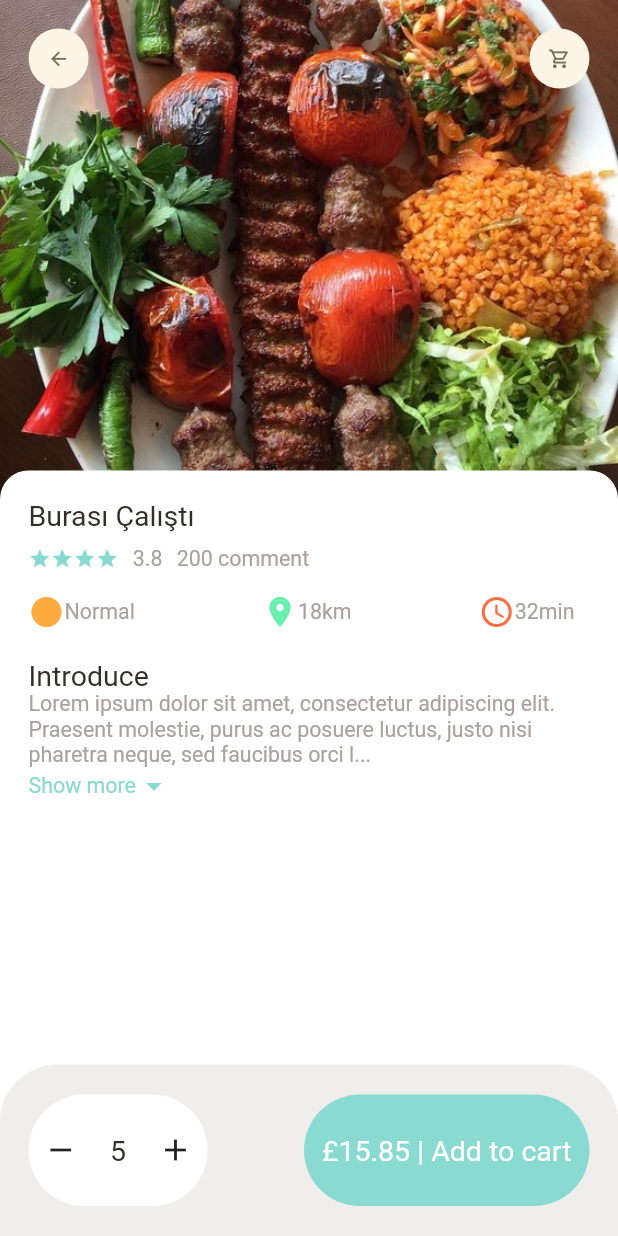
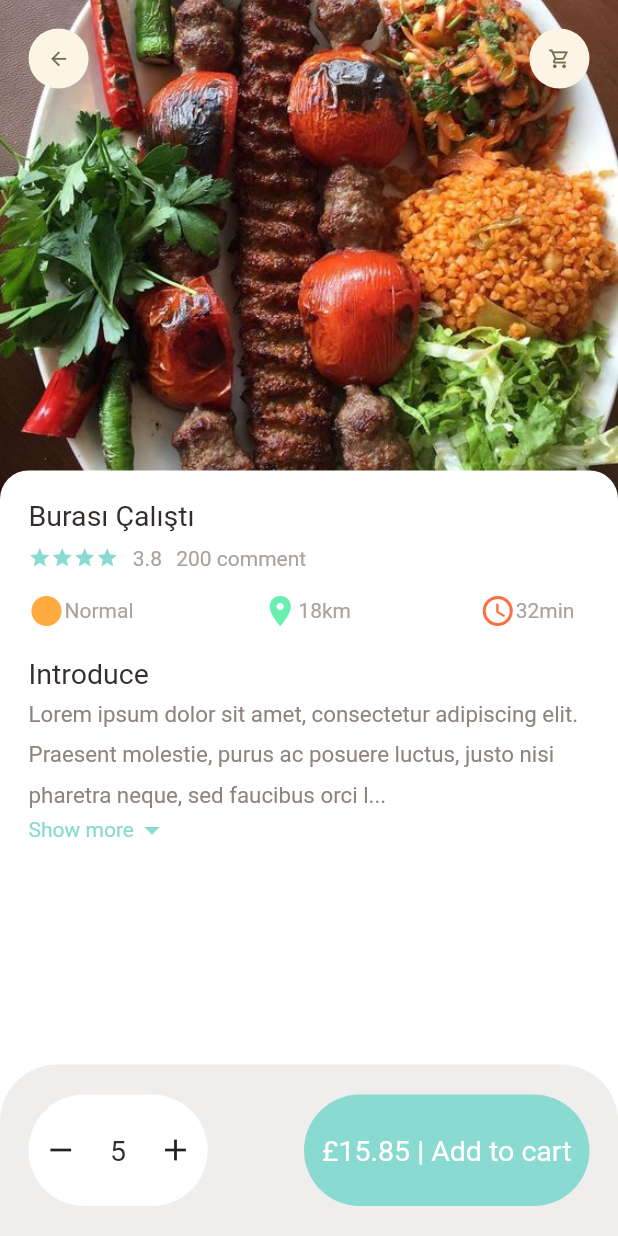
Before and after one commit to muttafa/Flutter-Ecommerce-App, a Flutter app: the screen it shows after launch, on a phone screen of 412 x 824 dp. Run offline on Flutter 3.47's test engine with Material 2 defaults, Android fonts, the phone set to English and light mode, and no system bars; our stand-ins replace dots_indicator, get, google_fonts.

Commit message:
Recommended Food Detail Page Created

```diff
--- /dev/null
+++ b/lib/Pages/food/recommended_food_detail.dart
@@ -0,0 +1,10 @@
+import 'package:flutter/material.dart';
+
+class RecomendedFoodDetail extends StatelessWidget {
+  const RecomendedFoodDetail({Key? key}) : super(key: key);
+
+  @override
+  Widget build(BuildContext context) {
+    return Container();
+  }
+}
--- a/lib/utils/dimensions.dart
+++ b/lib/utils/dimensions.dart
@@ -1,41 +1,47 @@
 import 'package:get/get.dart';
 
 class Dimensions {
+
+    // height and width
+
     static  double screenHeight = Get.context!.height;
     static  double screenWidth = Get.context!.width;
-    // Food Page Body Items
+
     static double bannerImageHeight = screenHeight/3.93;
     static double bannerTextHeight = screenHeight/7.21;
     static double bannerContainerHeight = screenHeight/2.7;
+    static double height120 = screenHeight/7.21;
+    static double height100 = screenHeight/8.66;
+    static double width250 = screenHeight/3.46;
+    static double with98 = screenHeight/8.83;
+    static double with20 = screenHeight/43.3;
+    static double height80 = screenHeight/11.07;
+    static double width200 = screenHeight/4.33;
+    static double width120 = screenHeight/6.9;
 
+    // margin and padding
     static double margin5 = screenHeight/173;
     static double margin10 = screenHeight/86.6;
     static double margin20 = screenHeight/43.3;
     static double margin30 = screenHeight/28.86;
 
-
+    // font size
     static double smallTextSize = screenHeight/57.7;
     static double myTextSize = screenHeight/43.3;
+    static double iconSize16 = screenHeight/55.3;
+    static double font16 = screenHeight/55.3;
 
+    // radius
     static double radius20 = screenHeight/43.3;
 
-    static double height120 = screenHeight/7.21;
-    static double height100 = screenHeight/8.66;
-    static double width250 = screenHeight/3.46;
-    static double with98 = screenHeight/8.83;
-
+    // sized box
     static double sizedBox210 = screenHeight/4.12;
 
-
-    // Popular Food Detail Items
-
+    // Image size
     static double backgroundImageHeight = screenHeight/2.47;
 
-    static double with20 = screenHeight/43.3;
-    static double height80 = screenHeight/11.07;
-    static double width200 = screenHeight/4.33;
-    static double width120 = screenHeight/6.9;
 
-    static double iconSize16 = screenHeight/55.3;
+
+
 
 }
--- a/lib/widgets/expandable_text.dart
+++ b/lib/widgets/expandable_text.dart
@@ -38,9 +38,13 @@ class _ExpandableTextState extends State<ExpandableText> {
   Widget build(BuildContext context) {
     return Expanded(
       child: Container(
-        child: text2.isEmpty?SmallText(text: text1):Column(
+        child: text2.isEmpty?SmallText(color: AppColors.paraColor,size: Dimensions.font16, text: text1):Column(
           children: [
-            SmallText(text: hiddenText?(text1+"..."):text1+text2),
+            SmallText(
+                height: 1.8,
+                size: Dimensions.font16,
+                color: AppColors.paraColor,
+                text: hiddenText?(text1+"..."):text1+text2),
             InkWell(
                   onTap: (){
                     setState(() {
--- a/lib/widgets/smallText.dart
+++ b/lib/widgets/smallText.dart
@@ -5,15 +5,19 @@ import 'package:ecommerce/utils/dimensions.dart';
 class SmallText extends StatelessWidget {
   Color? color;
   final String text;
-  double size = Dimensions.smallTextSize;
+  double? size;
   TextOverflow overFlow;
   TextAlign? align;
+  double? height;
+
 
   SmallText({Key? key,
     required this.text,
     this.color = const Color (0xFFa9a29f),
     this.overFlow = TextOverflow.ellipsis,
     this.align,
+    this.size,
+    this.height,
   }) : super(key: key);
 
   @override
@@ -25,6 +29,7 @@ class SmallText extends StatelessWidget {
       maxLines: 60,
       style: GoogleFonts.roboto(
         textStyle: TextStyle(
+          height: height,
           fontSize: size,
           fontWeight: FontWeight.w400,
           color: color,
```
